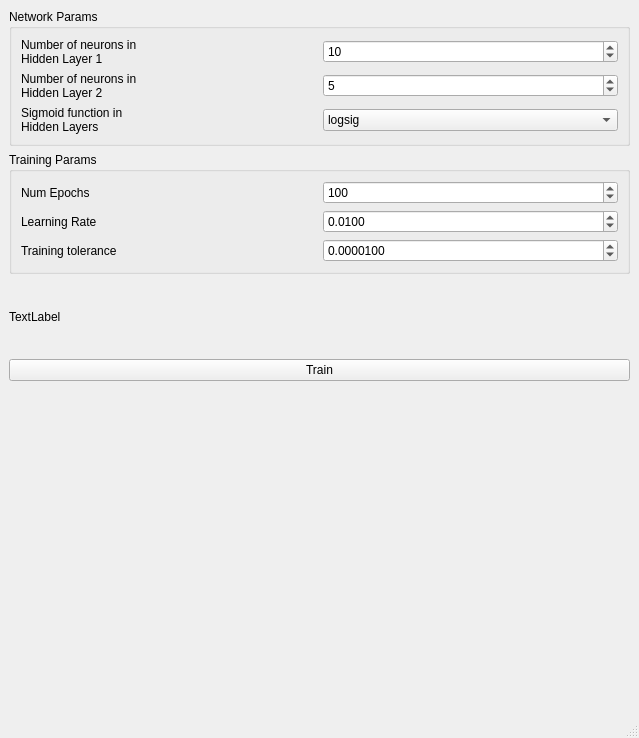
First picture: the form in spectrum_sensing.ui, repository zzv2/cs4701, before the edit.
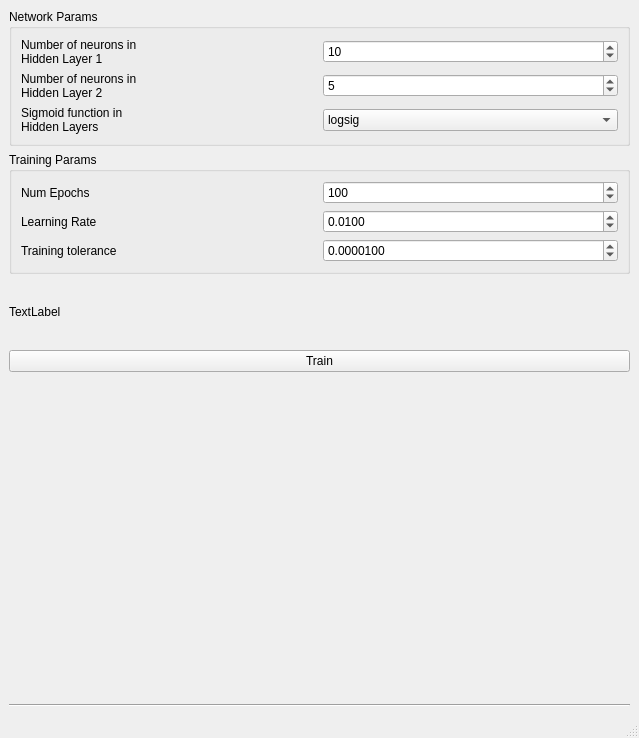
Second picture: the form after the edit.

Commit message: dynamic plot working

```diff
--- a/spectrum_sensing.ui
+++ b/spectrum_sensing.ui
@@ -183,9 +183,22 @@
         <height>300</height>
        </size>
       </property>
+      <property name="maximumSize">
+       <size>
+        <width>16777215</width>
+        <height>600</height>
+       </size>
+      </property>
       <layout class="QVBoxLayout" name="verticalLayout_2"/>
      </widget>
     </item>
+    <item>
+     <widget class="Line" name="line">
+      <property name="orientation">
+       <enum>Qt::Horizontal</enum>
+      </property>
+     </widget>
+    </item>
    </layout>
   </widget>
   <widget class="QMenuBar" name="menubar">
```
Left out of the diff: 18 changed lines with no effect on the pictures. The commit also changes 2 other files.
